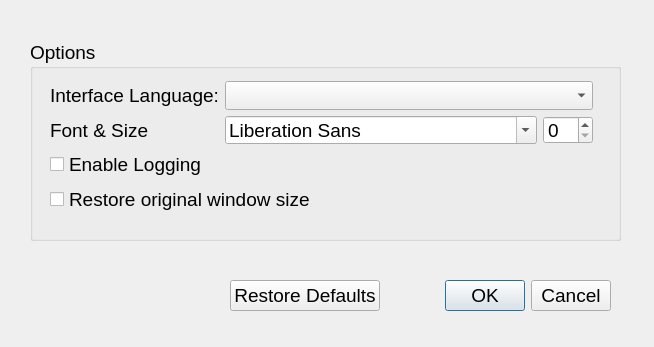
The window that MKVBatchMultiplex/ui/PreferencesDialog.ui (akai10tsuki/mkvbatchmultiplex) describes before a commit, drawn with Qt 5.
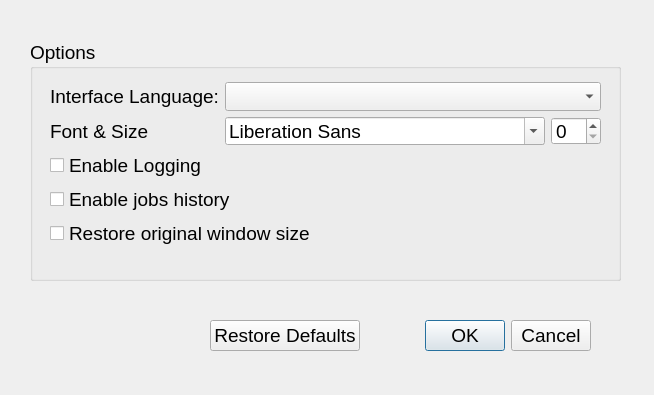
The same window after the commit.

Commit message: add: Job History config checkbox

```diff
--- a/MKVBatchMultiplex/ui/PreferencesDialog.ui
+++ b/MKVBatchMultiplex/ui/PreferencesDialog.ui
@@ -7,7 +7,7 @@
     <x>0</x>
     <y>0</y>
     <width>654</width>
-    <height>347</height>
+    <height>395</height>
    </rect>
   </property>
   <property name="font">
@@ -24,8 +24,8 @@
   <widget class="QDialogButtonBox" name="btnBox">
    <property name="geometry">
     <rect>
-     <x>230</x>
-     <y>280</y>
+     <x>210</x>
+     <y>320</y>
      <width>381</width>
      <height>32</height>
     </rect>
@@ -43,7 +43,7 @@
      <x>30</x>
      <y>40</y>
      <width>591</width>
-     <height>201</height>
+     <height>241</height>
     </rect>
    </property>
    <property name="title">
@@ -53,9 +53,9 @@
     <property name="geometry">
      <rect>
       <x>20</x>
-      <y>41</y>
-      <width>543</width>
-      <height>132</height>
+      <y>42</y>
+      <width>551</width>
+      <height>165</height>
      </rect>
     </property>
     <layout class="QGridLayout" name="gridLayout">
@@ -90,6 +90,13 @@
       </widget>
      </item>
      <item row="3" column="0" colspan="2">
+      <widget class="QCheckBox" name="chkBoxEnableJobHistory">
+       <property name="text">
+        <string>Enable jobs history</string>
+       </property>
+      </widget>
+     </item>
+     <item row="4" column="0" colspan="2">
       <widget class="QCheckBox" name="chkBoxRestoreWindowSize">
        <property name="text">
         <string>Restore original window size</string>
```
The commit also changes 2 other files.
